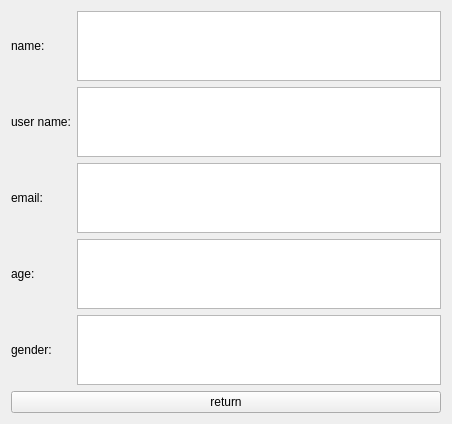
Before: the Qt Designer form info.ui in rivali-13/jukebox, drawn with Qt 5.
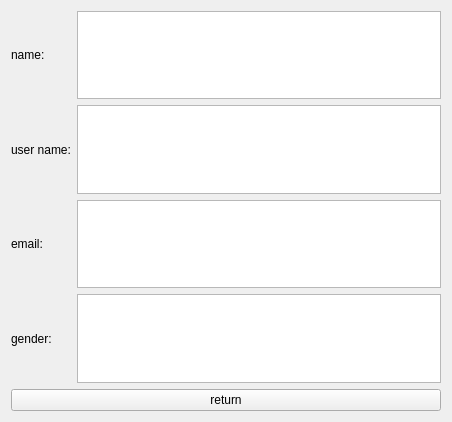
After: the same form once the commit is applied.

```diff
--- a/info.ui
+++ b/info.ui
@@ -14,6 +14,19 @@
    <string>Info</string>
   </property>
   <layout class="QGridLayout" name="gridLayout">
+   <item row="5" column="1">
+    <widget class="QListWidget" name="listWidget_4"/>
+   </item>
+   <item row="5" column="0">
+    <widget class="QLabel" name="label_4">
+     <property name="text">
+      <string>gender:</string>
+     </property>
+    </widget>
+   </item>
+   <item row="2" column="1">
+    <widget class="QListWidget" name="listWidget_3"/>
+   </item>
    <item row="0" column="0">
     <widget class="QLabel" name="label_2">
      <property name="text">
@@ -21,8 +34,22 @@
      </property>
     </widget>
    </item>
+   <item row="6" column="0" colspan="2">
+    <widget class="QPushButton" name="pushButton">
+     <property name="text">
+      <string>return</string>
+     </property>
+    </widget>
+   </item>
    <item row="0" column="1">
-    <widget class="QListWidget" name="listWidget_4"/>
+    <widget class="QListWidget" name="listWidget">
+     <property name="layoutDirection">
+      <enum>Qt::LayoutDirection::LeftToRight</enum>
+     </property>
+    </widget>
+   </item>
+   <item row="1" column="1">
+    <widget class="QListWidget" name="listWidget_2"/>
    </item>
    <item row="1" column="0">
     <widget class="QLabel" name="label">
@@ -41,40 +68,6 @@
      </property>
     </widget>
    </item>
-   <item row="2" column="1">
-    <widget class="QListWidget" name="listWidget">
-     <property name="layoutDirection">
-      <enum>Qt::LayoutDirection::LeftToRight</enum>
-     </property>
-    </widget>
-   </item>
-   <item row="3" column="0">
-    <widget class="QLabel" name="label_5">
-     <property name="text">
-      <string>age: </string>
-     </property>
-    </widget>
-   </item>
-   <item row="3" column="1">
-    <widget class="QListWidget" name="listWidget_3"/>
-   </item>
-   <item row="4" column="0">
-    <widget class="QLabel" name="label_4">
-     <property name="text">
-      <string>gender:</string>
-     </property>
-    </widget>
-   </item>
-   <item row="4" column="1">
-    <widget class="QListWidget" name="listWidget_5"/>
-   </item>
-   <item row="5" column="0" colspan="2">
-    <widget class="QPushButton" name="pushButton">
-     <property name="text">
-      <string>return</string>
-     </property>
-    </widget>
-   </item>
   </layout>
  </widget>
  <resources/>
```
Left out of the diff: 3 changed lines with no effect on the pictures.
